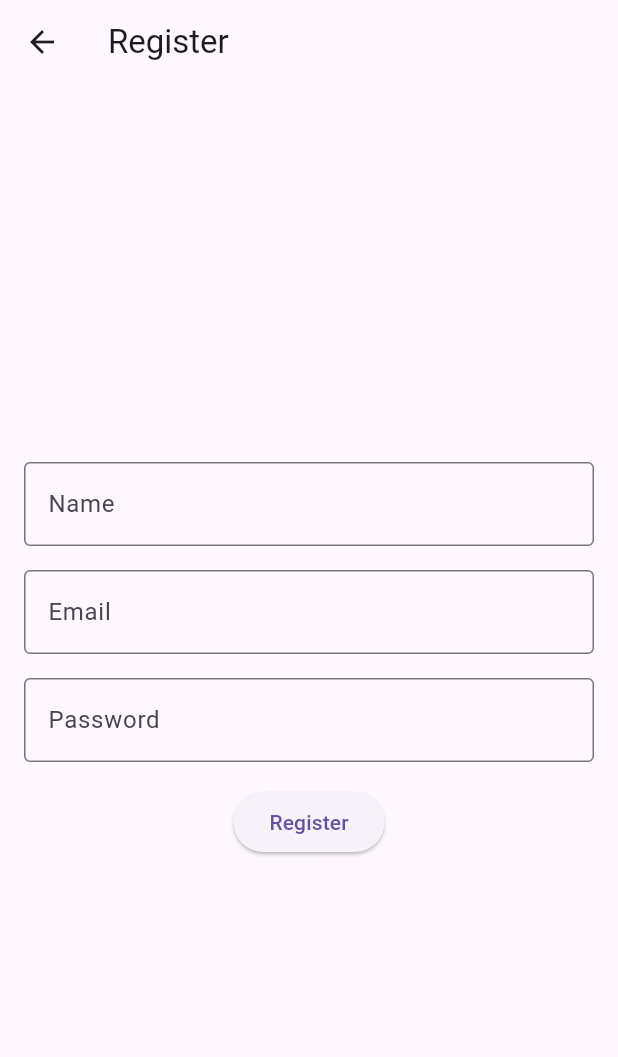
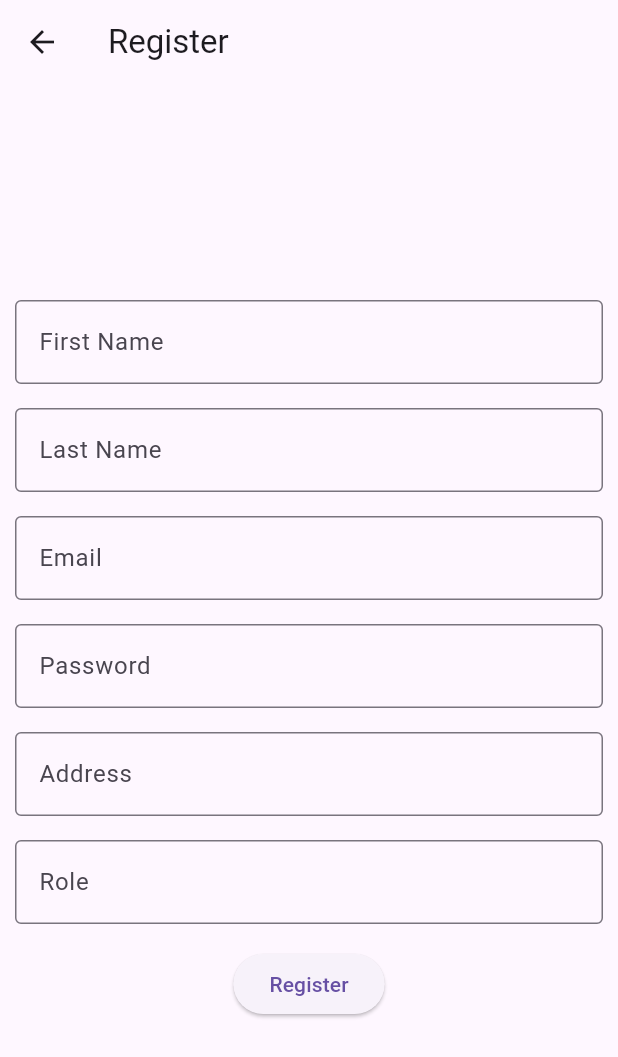
Before and after one commit to RavinduPonnamperuma/Final_pro_mobile-app, a Flutter app: the RegisterPage screen opened directly, after a tap on "Register", on a phone screen of 412 x 824 dp. Shown: the top 1057 px of the screen. Run offline on Flutter 3.47's test engine with Material 3 defaults, Android fonts, the phone set to English and light mode, and no system bars; our stand-ins replace dio.

Commit message:
add text feld

```diff
--- a/lib/register_page.dart
+++ b/lib/register_page.dart
@@ -1,14 +1,14 @@
 import 'package:dio/dio.dart';
 import 'package:flutter/material.dart';
 
-
 class RegisterPage extends StatelessWidget {
-
-
-
-  final TextEditingController nameController = TextEditingController();
+  final TextEditingController fnameController = TextEditingController();
+  final TextEditingController lnameController = TextEditingController();
   final TextEditingController emailController = TextEditingController();
   final TextEditingController passwordController = TextEditingController();
+  final TextEditingController addressController = TextEditingController();
+  final TextEditingController roleController = TextEditingController();
+
 
   RegisterPage({super.key});
   Future<void> registerUser(Map<String, dynamic> user) async {
@@ -37,14 +37,22 @@ class RegisterPage extends StatelessWidget {
         title: const Text('Register'),
       ),
       body: Padding(
-        padding: const EdgeInsets.all(16.0),
+        padding: const EdgeInsets.all(10.0),
         child: Column(
           mainAxisAlignment: MainAxisAlignment.center,
           children: [
             TextField(
-              controller: nameController,
+              controller: fnameController,
               decoration: const InputDecoration(
-                labelText: 'Name',
+                labelText: 'First Name',
+                border: OutlineInputBorder(),
+              ),
+            ),
+            const SizedBox(height: 16.0),
+            TextField(
+              controller: lnameController,
+              decoration: const InputDecoration(
+                labelText: 'Last Name',
                 border: OutlineInputBorder(),
               ),
             ),
@@ -66,13 +74,32 @@ class RegisterPage extends StatelessWidget {
               ),
             ),
             const SizedBox(height: 16.0),
+             TextField(
+              controller: addressController,
+              decoration: const InputDecoration(
+                labelText: 'Address',
+                border: OutlineInputBorder(),
+              ),
+            ),
+            const SizedBox(height: 16.0),
+            TextField(
+              controller: roleController,
+              decoration: const InputDecoration(
+                labelText: 'Role',
+                border: OutlineInputBorder(),
+              ),
+            ),
+            const SizedBox(height: 16.0),
             ElevatedButton(
               onPressed: () {
                 // Add your registration logic here
-                String name = nameController.text;
+                String fname = fnameController.text;
+                String lname = lnameController.text;
                 String email = emailController.text;
                 String password = passwordController.text;
-                print('Name: $name, Email: $email, Password: $password');
+                String address = addressController.text;
+                String role = roleController.text;
+                print('First: $fname,Last: $lname, Email: $email, Password: $password,Adress: $address,Role: $role,');
               },
               child: const Text('Register'),
             ),
```
